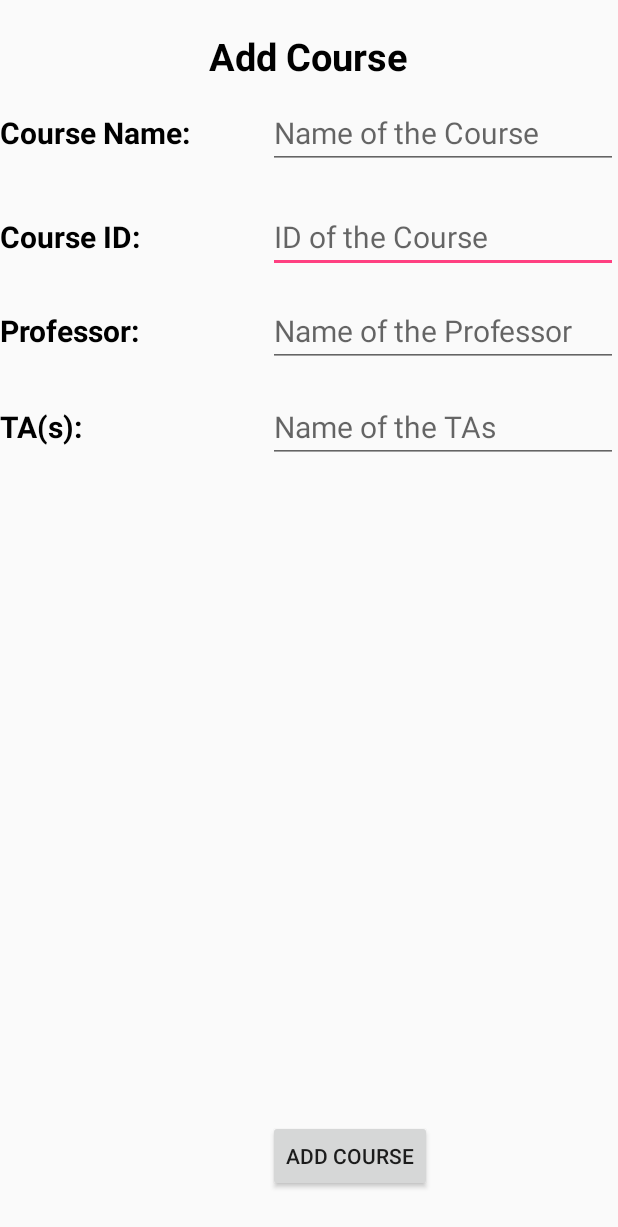
After one commit to sowmyapa/ta_helper_android, an Android app: the layout add_course.xml on its own in the app's theme, with its tools: preview values and no code run, on a phone screen of 412 x 824 dp. The commit adds this screen. Shown: the top 1227 px of the screen. Run offline under Robolectric (Android 15) with nearby library versions, the phone set to English and light mode, and no system bars.

Commit message:
Added layouts for new course addition (add_course.xml), add a module (add_module.xml), send broadcast email (broadcast_email.xml), list of courses(courses_list_fragment.xml) and module part(universal_module.xml)

```diff
--- a/app/build.gradle
+++ b/app/build.gradle
@@ -6,7 +6,7 @@ android {
 
     defaultConfig {
         applicationId "com.cs442.team4.tahelper"
-        minSdkVersion 21
+        minSdkVersion 23
         targetSdkVersion 24
         versionCode 1
         versionName "1.0"
@@ -23,4 +23,5 @@ dependencies {
     compile fileTree(dir: 'libs', include: ['*.jar'])
     testCompile 'junit:junit:4.12'
     compile 'com.android.support:appcompat-v7:24.2.0'
+    compile 'com.android.support:design:24.2.1'
 }
--- /dev/null
+++ b/app/src/main/res/layout/add_course.xml
@@ -0,0 +1,122 @@
+<?xml version="1.0" encoding="utf-8"?>
+<RelativeLayout xmlns:android="http://schemas.android.com/apk/res/android"
+    android:layout_width="match_parent"
+    android:layout_height="match_parent">
+
+    <TextView
+        android:text="Add Course"
+        android:layout_width="wrap_content"
+        android:layout_height="wrap_content"
+        android:layout_alignParentTop="true"
+        android:layout_centerHorizontal="true"
+        android:layout_marginTop="20dp"
+        android:id="@+id/textView"
+        android:textSize="25sp"
+        android:textStyle="normal|bold"
+        android:textColor="@android:color/background_dark" />
+
+    <TextView
+        android:text="Course Name:"
+        android:layout_width="wrap_content"
+        android:layout_height="wrap_content"
+        android:layout_below="@+id/textView"
+        android:layout_alignParentStart="true"
+        android:layout_marginTop="20dp"
+        android:id="@+id/textView2"
+        android:textSize="20sp"
+        android:textStyle="normal|bold"
+        android:textColor="@android:color/background_dark" />
+
+    <TextView
+        android:text="Professor:"
+        android:layout_width="wrap_content"
+        android:layout_height="wrap_content"
+        android:layout_below="@+id/textView4"
+        android:layout_alignParentStart="true"
+        android:layout_marginTop="35dp"
+        android:id="@+id/textView7"
+        android:textSize="20sp"
+        android:textStyle="normal|bold"
+        android:textColor="@android:color/background_dark" />
+
+    <TextView
+        android:text="Course ID:"
+        android:layout_width="wrap_content"
+        android:layout_height="wrap_content"
+        android:id="@+id/textView4"
+        android:layout_marginTop="31dp"
+        android:textSize="20sp"
+        android:layout_below="@+id/editText2"
+        android:layout_alignParentStart="true"
+        android:textStyle="normal|bold"
+        android:textColor="@android:color/background_dark" />
+
+    <EditText
+        android:layout_width="wrap_content"
+        android:layout_height="wrap_content"
+        android:inputType="textPersonName"
+        android:ems="10"
+        android:id="@+id/editText4"
+        android:textSize="20sp"
+        android:layout_alignBaseline="@+id/textView4"
+        android:layout_alignBottom="@+id/textView4"
+        android:layout_alignParentEnd="true"
+        android:hint="ID of the Course" />
+
+    <EditText
+        android:layout_width="wrap_content"
+        android:layout_height="wrap_content"
+        android:inputType="textPersonName"
+        android:ems="10"
+        android:id="@+id/editText5"
+        android:textSize="20sp"
+        android:layout_alignBaseline="@+id/textView7"
+        android:layout_alignBottom="@+id/textView7"
+        android:layout_alignParentEnd="true"
+        android:hint="Name of the Professor" />
+
+    <EditText
+        android:layout_width="wrap_content"
+        android:layout_height="wrap_content"
+        android:inputType="textPersonName"
+        android:ems="10"
+        android:id="@+id/editText6"
+        android:textSize="20sp"
+        android:layout_alignBaseline="@+id/textView8"
+        android:layout_alignBottom="@+id/textView8"
+        android:layout_alignParentEnd="true"
+        android:hint="Name of the TAs" />
+
+    <EditText
+        android:layout_width="wrap_content"
+        android:layout_height="wrap_content"
+        android:inputType="textPersonName"
+        android:ems="10"
+        android:id="@+id/editText2"
+        android:textSize="20sp"
+        android:hint="Name of the Course"
+        android:layout_alignBaseline="@+id/textView2"
+        android:layout_alignBottom="@+id/textView2"
+        android:layout_alignParentEnd="true" />
+
+    <Button
+        android:text="Add Course"
+        android:layout_width="wrap_content"
+        android:layout_height="wrap_content"
+        android:id="@+id/button"
+        android:layout_alignParentBottom="true"
+        android:layout_alignStart="@+id/editText6"
+        android:layout_marginBottom="29dp" />
+
+    <TextView
+        android:text="TA(s):"
+        android:layout_width="wrap_content"
+        android:layout_height="wrap_content"
+        android:layout_marginTop="26dp"
+        android:id="@+id/textView8"
+        android:textSize="20sp"
+        android:textStyle="normal|bold"
+        android:layout_below="@+id/editText5"
+        android:layout_alignParentStart="true"
+        android:textColor="@android:color/background_dark" />
+</RelativeLayout>
--- a/app/src/main/res/values/colors.xml
+++ b/app/src/main/res/values/colors.xml
@@ -3,7 +3,7 @@
     <color name="colorPrimary">#3F51B5</color>
     <color name="colorPrimaryDark">#303F9F</color>
     <color name="colorAccent">#FF4081</color>
-    <color name="colorBlack">#030303</color>
+    <color name="colorBlack">#ea3d3d</color>
     <color name="colorGrey">#706a6a</color>
 
 </resources>
```
Also changed, not shown: app/src/main/res/layout/add_module.xml (added, +61 -0 lines), app/src/main/res/layout/broadcast_email.xml (added, +110 -0 lines), app/src/main/res/layout/courses_list_fragment.xml (added, +215 -0 lines), app/src/main/res/layout/universal_module.xml (added, +130 -0 lines).
